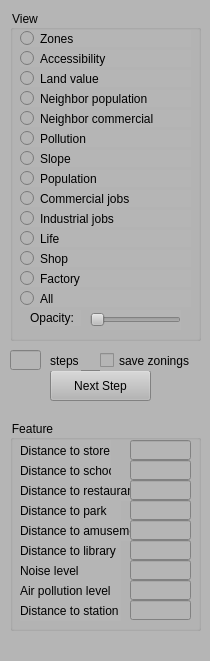
Above: ZoningSim/ControlWidget.ui from gnishida/ZoningSim before the change. Below: the same form after it.
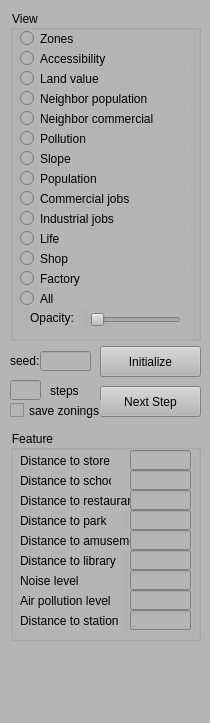
That is the form after the change.

Commit message: add rand seed.

```diff
--- a/ZoningSim/ControlWidget.ui
+++ b/ZoningSim/ControlWidget.ui
@@ -7,7 +7,7 @@
     <x>0</x>
     <y>0</y>
     <width>210</width>
-    <height>661</height>
+    <height>723</height>
    </rect>
   </property>
   <property name="minimumSize">
@@ -24,7 +24,7 @@
     <property name="geometry">
      <rect>
       <x>10</x>
-      <y>420</y>
+      <y>430</y>
       <width>191</width>
       <height>211</height>
      </rect>
@@ -533,8 +533,8 @@
    <widget class="QPushButton" name="pushButtonNextStep">
     <property name="geometry">
      <rect>
-      <x>50</x>
-      <y>370</y>
+      <x>100</x>
+      <y>386</y>
       <width>101</width>
       <height>31</height>
      </rect>
@@ -547,7 +547,7 @@
     <property name="geometry">
      <rect>
       <x>50</x>
-      <y>350</y>
+      <y>380</y>
       <width>31</width>
       <height>21</height>
      </rect>
@@ -560,7 +560,7 @@
     <property name="geometry">
      <rect>
       <x>10</x>
-      <y>350</y>
+      <y>380</y>
       <width>31</width>
       <height>20</height>
      </rect>
@@ -569,8 +569,8 @@
    <widget class="QCheckBox" name="checkBoxSaveZonings">
     <property name="geometry">
      <rect>
-      <x>100</x>
-      <y>350</y>
+      <x>10</x>
+      <y>400</y>
       <width>91</width>
       <height>21</height>
      </rect>
@@ -579,6 +579,42 @@
      <string>save zonings</string>
     </property>
    </widget>
+   <widget class="QLabel" name="label_5">
+    <property name="geometry">
+     <rect>
+      <x>10</x>
+      <y>350</y>
+      <width>31</width>
+      <height>21</height>
+     </rect>
+    </property>
+    <property name="text">
+     <string>seed:</string>
+    </property>
+   </widget>
+   <widget class="QLineEdit" name="lineEditRandomSeed">
+    <property name="geometry">
+     <rect>
+      <x>40</x>
+      <y>351</y>
+      <width>51</width>
+      <height>20</height>
+     </rect>
+    </property>
+   </widget>
+   <widget class="QPushButton" name="pushButtonInit">
+    <property name="geometry">
+     <rect>
+      <x>100</x>
+      <y>346</y>
+      <width>101</width>
+      <height>31</height>
+     </rect>
+    </property>
+    <property name="text">
+     <string>Initialize</string>
+    </property>
+   </widget>
   </widget>
  </widget>
  <tabstops>
```
The commit also changes 5 other files.
